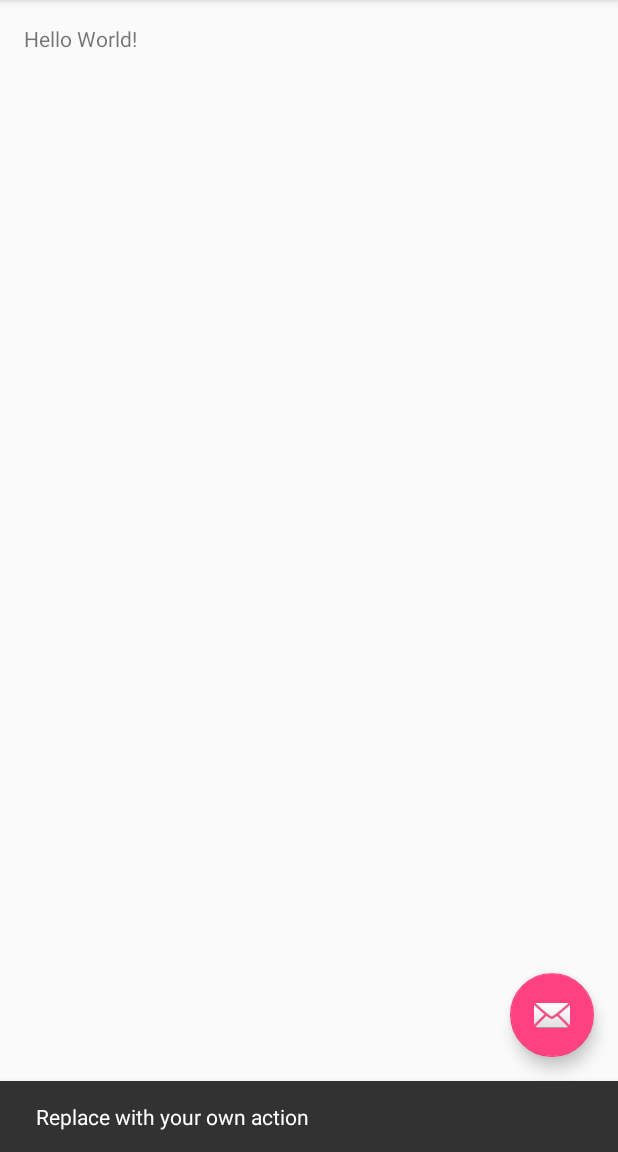
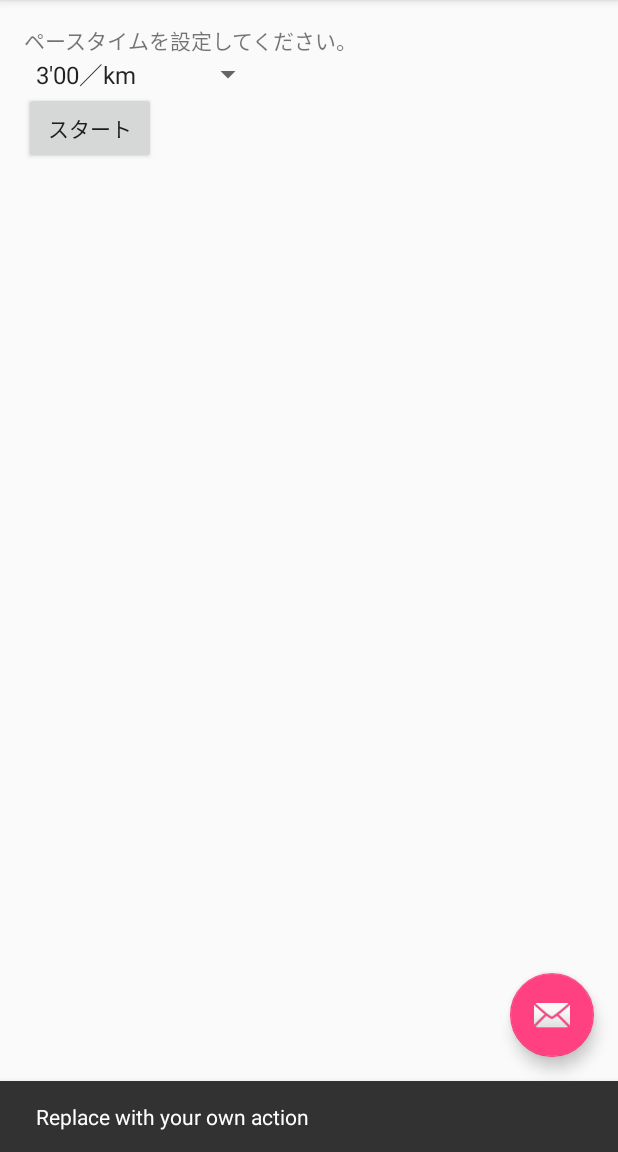
Before and after one commit to HayatoMatsumuro/PaceRun, an Android app: the screen it shows after launch (MainActivity), after a tap on an icon or button, on a phone screen of 412 x 824 dp, the part 84-1236 px from its top. Run offline under Robolectric (Android 15) with nearby library versions, the phone set to English and light mode, and no system bars.

Commit message:
暫定的なメイン画面のレイアウト

```diff
--- a/app/src/main/res/layout/content_main.xml
+++ b/app/src/main/res/layout/content_main.xml
@@ -1,9 +1,10 @@
 <?xml version="1.0" encoding="utf-8"?>
-<RelativeLayout xmlns:android="http://schemas.android.com/apk/res/android"
+<LinearLayout xmlns:android="http://schemas.android.com/apk/res/android"
     xmlns:app="http://schemas.android.com/apk/res-auto"
     xmlns:tools="http://schemas.android.com/tools"
     android:layout_width="match_parent"
     android:layout_height="match_parent"
+    android:orientation="vertical"
     android:paddingBottom="@dimen/activity_vertical_margin"
     android:paddingLeft="@dimen/activity_horizontal_margin"
     android:paddingRight="@dimen/activity_horizontal_margin"
@@ -15,5 +16,17 @@
     <TextView
         android:layout_width="wrap_content"
         android:layout_height="wrap_content"
-        android:text="Hello World!" />
-</RelativeLayout>
+        android:text="@string/message_pacetime" />
+
+    <Spinner
+        android:layout_width="wrap_content"
+        android:layout_height="wrap_content"
+        android:entries="@array/pacetime">
+
+    </Spinner>
+    <Button
+        android:layout_width="wrap_content"
+        android:layout_height="wrap_content"
+        android:text="スタート"/>
+
+</LinearLayout>
--- a/app/src/main/res/values/strings.xml
+++ b/app/src/main/res/values/strings.xml
@@ -1,4 +1,19 @@
 <resources>
     <string name="app_name">PaceRun</string>
     <string name="action_settings">Settings</string>
+    <string name="message_pacetime">ペースタイムを設定してください。</string>
+    <string-array name="pacetime">
+        <item>3\'00／km</item>
+        <item>3\'15／km</item>
+        <item>3\'30／km</item>
+        <item>3\'45／km</item>
+        <item>4\'00／km</item>
+        <item>4\'15／km</item>
+        <item>4\'30／km</item>
+        <item>4\'45／km</item>
+        <item>5\'00／km</item>
+        <item>5\'30／km</item>
+        <item>6\'00／km</item>
+        <item>ウォーキング</item>
+    </string-array>
 </resources>
```
